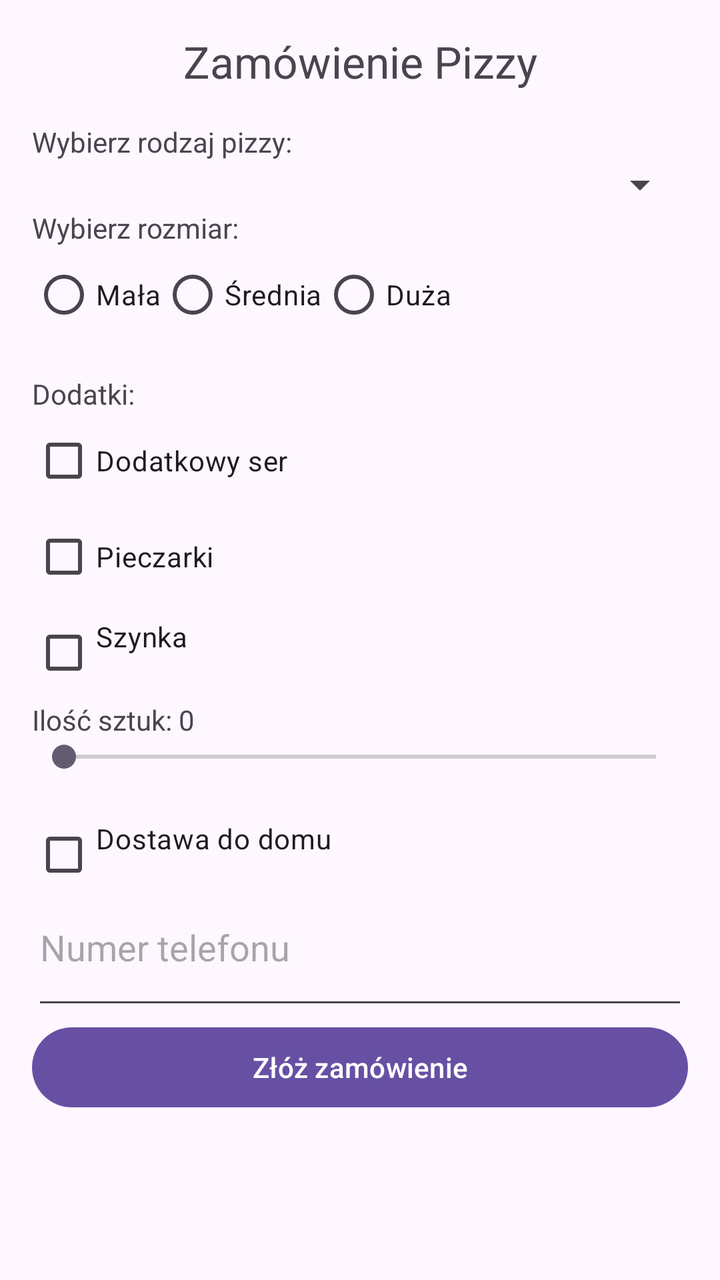
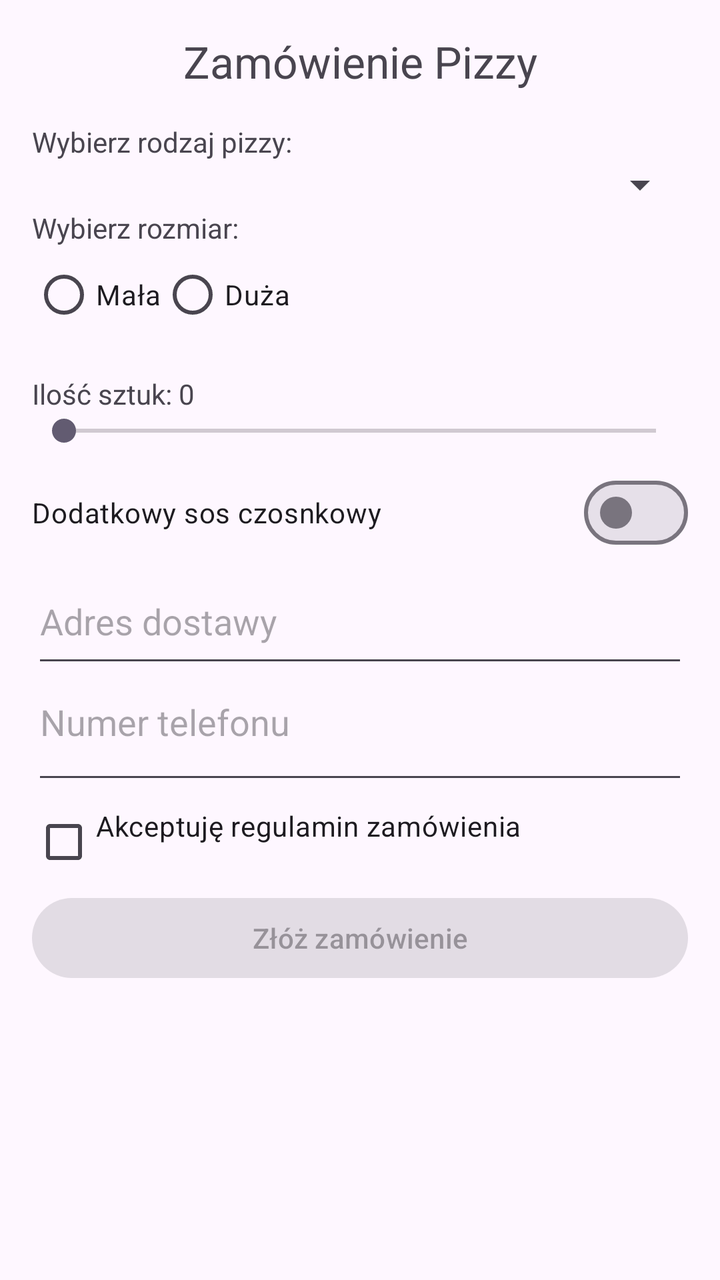

Screens rendered from an Android XML layout before and after an edit, with the pre-edit source and the edit as a unified diff.
<!-- AndroidManifest.xml: application theme Theme.Formularzdialogi -->
<!-- res/layout/activity_main.xml -->
<?xml version="1.0" encoding="utf-8"?>
<ScrollView xmlns:android="http://schemas.android.com/apk/res/android"
    android:id="@+id/main_scroll_view"
    android:layout_width="match_parent"
    android:layout_height="match_parent"
    android:fillViewport="true">

    <LinearLayout
        android:layout_width="match_parent"
        android:layout_height="wrap_content"
        android:orientation="vertical"
        android:padding="16dp">

        <TextView
            android:layout_width="match_parent"
            android:layout_height="wrap_content"
            android:text="Zamówienie Pizzy"
            android:textSize="22sp"
            android:gravity="center"
            android:paddingBottom="16dp"/>

        <TextView
            android:layout_width="match_parent"
            android:layout_height="wrap_content"
            android:text="Wybierz rodzaj pizzy:"/>

        <Spinner
            android:id="@+id/spPizzaType"
            android:layout_width="match_parent"
            android:layout_height="wrap_content"
            android:paddingBottom="16dp"/>
        <TextView
            android:layout_width="match_parent"
            android:layout_height="wrap_content"
            android:text="Wybierz rozmiar:"/>

        <RadioGroup
            android:id="@+id/rgSize"
            android:layout_width="match_parent"
            android:layout_height="wrap_content"
            android:orientation="horizontal"
            android:paddingBottom="16dp">

            <RadioButton
                android:id="@+id/rbSizeSmall"
                android:layout_width="wrap_content"
                android:layout_height="wrap_content"
                android:text="Mała"/>

            <RadioButton
                android:id="@+id/rbSizeMedium"
                android:layout_width="wrap_content"
                android:layout_height="wrap_content"
                android:text="Średnia"/>

            <RadioButton
                android:id="@+id/rbSizeLarge"
                android:layout_width="wrap_content"
                android:layout_height="wrap_content"
                android:text="Duża"/>
        </RadioGroup>

        <TextView
            android:layout_width="match_parent"
            android:layout_height="wrap_content"
            android:text="Dodatki:"/>

        <CheckBox
            android:id="@+id/cbCheese"
            android:layout_width="match_parent"
            android:layout_height="wrap_content"
            android:text="Dodatkowy ser"/>

        <CheckBox
            android:id="@+id/cbMushrooms"
            android:layout_width="match_parent"
            android:layout_height="wrap_content"
            android:text="Pieczarki"/>

        <CheckBox
            android:id="@+id/cbHam"
            android:layout_width="match_parent"
            android:layout_height="wrap_content"
            android:text="Szynka"
            android:paddingBottom="16dp"/>

        <LinearLayout
            android:layout_width="match_parent"
            android:layout_height="wrap_content"
            android:orientation="horizontal">

            <TextView
                android:layout_width="wrap_content"
                android:layout_height="wrap_content"
                android:text="Ilość sztuk: "/>

            <TextView
                android:id="@+id/tvQuantityValue"
                android:layout_width="wrap_content"
                android:layout_height="wrap_content"
                android:text="0"/>
        </LinearLayout>

        <SeekBar
            android:id="@+id/sbQuantity"
            android:layout_width="match_parent"
            android:layout_height="wrap_content"
            android:max="10"
            android:progress="0"
            android:paddingBottom="16dp"/>

        <CheckBox
            android:id="@+id/swDelivery"
            android:layout_width="match_parent"
            android:layout_height="wrap_content"
            android:text="Dostawa do domu"
            android:paddingBottom="16dp"/>

        <EditText
            android:id="@+id/etAddress"
            android:layout_width="match_parent"
            android:layout_height="wrap_content"
            android:hint="Adres dostawy"
            android:inputType="textPostalAddress"
            android:visibility="gone"
            android:paddingBottom="16dp"/>

        <EditText
            android:id="@+id/etPhone"
            android:layout_width="match_parent"
            android:layout_height="wrap_content"
            android:hint="Numer telefonu"
            android:inputType="phone"
            android:paddingBottom="24dp"/>

        <Button
            android:id="@+id/btnSubmit"
            android:layout_width="match_parent"
            android:layout_height="wrap_content"
            android:text="Złóż zamówienie"/>

        <TextView
            android:id="@+id/tvSummary"
            android:layout_width="match_parent"
            android:layout_height="wrap_content"
            android:paddingTop="16dp"
            android:textSize="16sp"/>

    </LinearLayout>
</ScrollView>
<!-- resources referenced by this layout -->
<resources>
  <style name="Theme.Formularzdialogi" parent="Base.Theme.Formularzdialogi" />
  <style name="Base.Theme.Formularzdialogi" parent="Theme.Material3.DayNight.NoActionBar">
          
          
      </style>
</resources>

<!-- the commit's change to res/layout/activity_main.xml (unified diff, before → after) -->
@@ -25,10 +25,11 @@
             android:text="Wybierz rodzaj pizzy:"/>
 
         <Spinner
-            android:id="@+id/spPizzaType"
+            android:id="@+id/spPizza"
             android:layout_width="match_parent"
             android:layout_height="wrap_content"
             android:paddingBottom="16dp"/>
+
         <TextView
             android:layout_width="match_parent"
             android:layout_height="wrap_content"
@@ -48,41 +49,11 @@
                 android:text="Mała"/>
 
             <RadioButton
-                android:id="@+id/rbSizeMedium"
-                android:layout_width="wrap_content"
-                android:layout_height="wrap_content"
-                android:text="Średnia"/>
-
-            <RadioButton
                 android:id="@+id/rbSizeLarge"
                 android:layout_width="wrap_content"
                 android:layout_height="wrap_content"
                 android:text="Duża"/>
         </RadioGroup>
-
-        <TextView
-            android:layout_width="match_parent"
-            android:layout_height="wrap_content"
-            android:text="Dodatki:"/>
-
-        <CheckBox
-            android:id="@+id/cbCheese"
-            android:layout_width="match_parent"
-            android:layout_height="wrap_content"
-            android:text="Dodatkowy ser"/>
-
-        <CheckBox
-            android:id="@+id/cbMushrooms"
-            android:layout_width="match_parent"
-            android:layout_height="wrap_content"
-            android:text="Pieczarki"/>
-
-        <CheckBox
-            android:id="@+id/cbHam"
-            android:layout_width="match_parent"
-            android:layout_height="wrap_content"
-            android:text="Szynka"
-            android:paddingBottom="16dp"/>
 
         <LinearLayout
             android:layout_width="match_parent"
@@ -109,11 +80,11 @@
             android:progress="0"
             android:paddingBottom="16dp"/>
 
-        <CheckBox
-            android:id="@+id/swDelivery"
+        <com.google.android.material.materialswitch.MaterialSwitch
+            android:id="@+id/swSauce"
             android:layout_width="match_parent"
             android:layout_height="wrap_content"
-            android:text="Dostawa do domu"
+            android:text="Dodatkowy sos czosnkowy"
             android:paddingBottom="16dp"/>
 
         <EditText
@@ -122,7 +93,6 @@
             android:layout_height="wrap_content"
             android:hint="Adres dostawy"
             android:inputType="textPostalAddress"
-            android:visibility="gone"
             android:paddingBottom="16dp"/>
 
         <EditText
@@ -133,11 +103,19 @@
             android:inputType="phone"
             android:paddingBottom="24dp"/>
 
+        <CheckBox
+            android:id="@+id/cbTerms"
+            android:layout_width="match_parent"
+            android:layout_height="wrap_content"
+            android:text="Akceptuję regulamin zamówienia"
+            android:paddingBottom="16dp"/>
+
         <Button
             android:id="@+id/btnSubmit"
             android:layout_width="match_parent"
             android:layout_height="wrap_content"
-            android:text="Złóż zamówienie"/>
+            android:text="Złóż zamówienie"
+            android:enabled="false"/>
 
         <TextView
             android:id="@+id/tvSummary"
